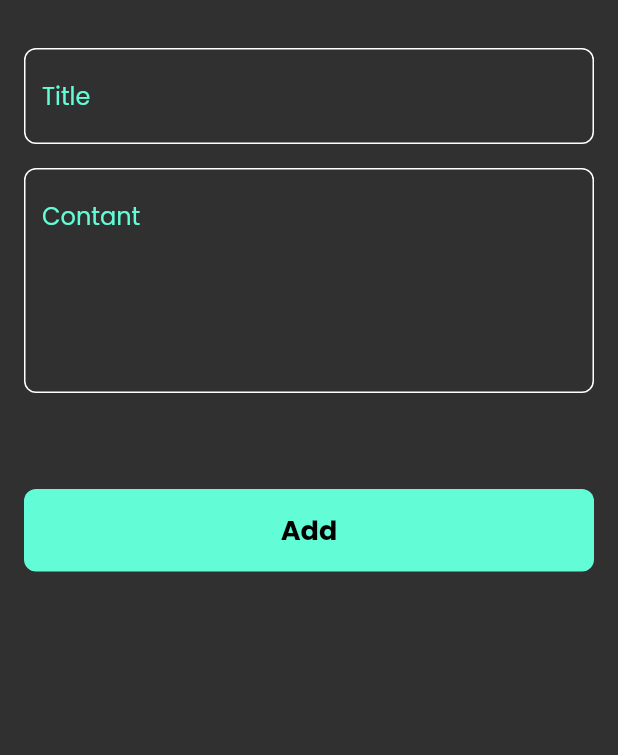
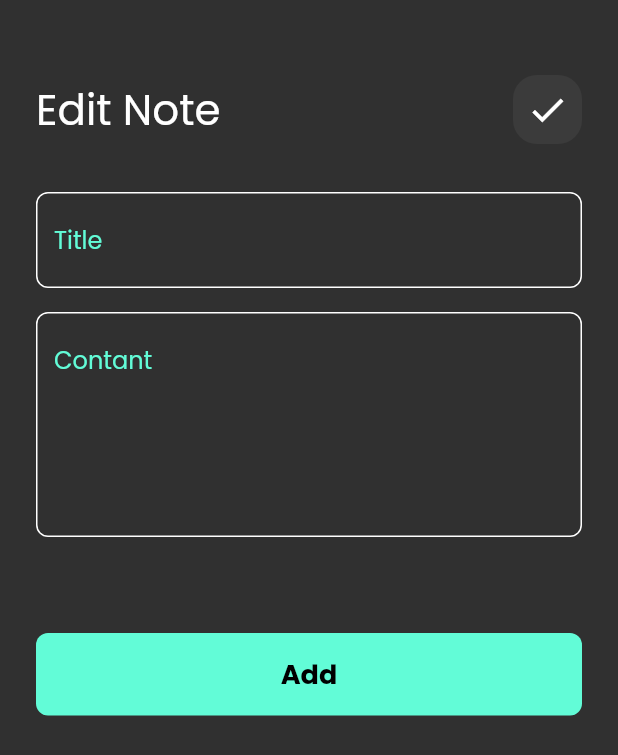
Before and after one commit to Asnais-gh/nore_app, a Flutter app: the screen it shows after launch, after a tap on "Flutter Tips", on a phone screen of 412 x 824 dp. Shown: the top 755 px of the screen. Run offline on Flutter 3.47's test engine with Material 3 defaults, Android fonts, the phone set to English and light mode, and no system bars; our stand-ins replace font_awesome_flutter, google_fonts.

Commit message:
add cutom app bar to editnote view

```diff
--- a/lib/views/edit_note_view.dart
+++ b/lib/views/edit_note_view.dart
@@ -6,7 +6,7 @@ class EditNoteView extends StatelessWidget {
   static String id = 'EditNoteView';
   @override
   Widget build(BuildContext context) {
-    return Scaffold(
+    return const Scaffold(
       body: EditNoteViewBody(),
     );
   }
--- a/lib/widgets/add_note_bottom_sheet.dart
+++ b/lib/widgets/add_note_bottom_sheet.dart
@@ -11,27 +11,27 @@ class AddNewNoteBottomSheet extends StatelessWidget {
     final bottomPadding = MediaQuery.of(context).viewInsets.bottom;
     return Padding(
       padding: EdgeInsets.only(right: 16,left: 16,bottom: bottomPadding),
-      child: SingleChildScrollView(
+      child: const SingleChildScrollView(
         child: Column(
           children: [
-            const SizedBox(height: 32),
-            CustomTextField(
+            SizedBox(height: 32),
+             CustomTextField(
               hinttext: 'Title',
             ),
-            const SizedBox(height: 16),
+            SizedBox(height: 16),
             CustomTextField(
               hinttext: 'Contant',
               maxLines: 5,
             ),
-            const SizedBox(height: 64),
-            const CustomButton(
+            SizedBox(height: 64),
+            CustomButton(
               buttenText: 'Add',
               backGroundColor: KBottomShetColor,
               textcolor: Colors.black,
               fontSize: 18,
               fontWeight: FontWeight.bold,
             ),
-            const SizedBox(height: 16),
+            SizedBox(height: 16),
           ],
         ),
       ),
--- a/lib/widgets/cusomt_search_icon.dart
+++ b/lib/widgets/cusomt_search_icon.dart
@@ -1,8 +1,8 @@
 import 'package:flutter/material.dart';
 
 class CustomSearchIcon extends StatelessWidget {
-  const CustomSearchIcon({super.key});
-
+  const CustomSearchIcon({super.key, required this.icon});
+  final IconData icon;
   @override
   Widget build(BuildContext context) {
     return Container(
@@ -12,9 +12,9 @@ class CustomSearchIcon extends StatelessWidget {
         color: Colors.white.withOpacity(0.05),
         borderRadius: BorderRadius.circular(16),
       ),
-      child: const Center(
+      child:  Center(
         child: Icon(
-          Icons.search,
+          icon,
           size: 28,
         ),
       ),
--- a/lib/widgets/custom_app_bar.dart
+++ b/lib/widgets/custom_app_bar.dart
@@ -3,19 +3,20 @@ import 'package:note_app/widgets/cusomt_search_icon.dart';
 
 class CustomAppBar extends StatelessWidget {
   const CustomAppBar({
-    super.key,
+    super.key, required this.title, required this.icon,
   });
-
+  final String title;
+  final IconData icon;
   @override
   Widget build(BuildContext context) {
-    return const Row(
+    return  Row(
       children: [
         Text(
-          'Notes',
-          style: TextStyle(fontSize: 28),
+          title,
+          style: const TextStyle(fontSize: 28),
         ),
-        Spacer(),
-        CustomSearchIcon(),
+        const Spacer(),
+        CustomSearchIcon(icon:icon ,),
       ],
     );
   }
--- a/lib/widgets/custom_textfield.dart
+++ b/lib/widgets/custom_textfield.dart
@@ -3,15 +3,15 @@ import 'package:note_app/const.dart';
 
 // ignore: must_be_immutable
 class CustomTextField extends StatelessWidget {
-  CustomTextField({
+  const CustomTextField({
     super.key,
     required this.hinttext,
     this.onChanged,
-     this.maxLines,
+    this.maxLines,
   });
   final String hinttext;
   final int? maxLines;
-  Function(String)? onChanged;
+  final Function(String)? onChanged;
   @override
   Widget build(BuildContext context) {
     return TextField(
--- a/lib/widgets/edit_note_view_body.dart
+++ b/lib/widgets/edit_note_view_body.dart
@@ -1,5 +1,6 @@
 import 'package:flutter/material.dart';
 import 'package:note_app/const.dart';
+import 'package:note_app/widgets/custom_app_bar.dart';
 import 'package:note_app/widgets/custom_butten.dart';
 import 'package:note_app/widgets/custom_textfield.dart';
 
@@ -8,28 +9,30 @@ class EditNoteViewBody extends StatelessWidget {
 
   @override
   Widget build(BuildContext context) {
-    return Padding(
-      padding: const EdgeInsets.symmetric(horizontal: 16),
+    return const Padding(
+      padding: EdgeInsets.symmetric(horizontal: 24),
       child: Column(
         children: [
-          const SizedBox(height: 32),
+           SizedBox(height: 50),
+           CustomAppBar(title: 'Edit Note',icon: Icons.check,),
+           SizedBox(height: 32),
           CustomTextField(
             hinttext: 'Title',
           ),
-          const SizedBox(height: 16),
+           SizedBox(height: 16),
           CustomTextField(
             hinttext: 'Contant',
             maxLines: 5,
           ),
-          const SizedBox(height: 64),
-          const CustomButton(
+           SizedBox(height: 64),
+           CustomButton(
             buttenText: 'Add',
             backGroundColor: KBottomShetColor,
             textcolor: Colors.black,
             fontSize: 18,
             fontWeight: FontWeight.bold,
           ),
-          const SizedBox(height: 16),
+           SizedBox(height: 16),
         ],
       ),
     );
--- a/lib/widgets/notes_view_body.dart
+++ b/lib/widgets/notes_view_body.dart
@@ -12,10 +12,8 @@ class NotesViewBody extends StatelessWidget {
       padding: EdgeInsets.symmetric(horizontal: 24),
       child: Column(
         children: [
-          SizedBox(
-            height: 50,
-          ),
-          CustomAppBar(),
+          SizedBox(height: 50),
+          CustomAppBar(title: 'Notes',icon: Icons.search,),
           Expanded(child: NotesItemListView())
         ],
       ),
```
